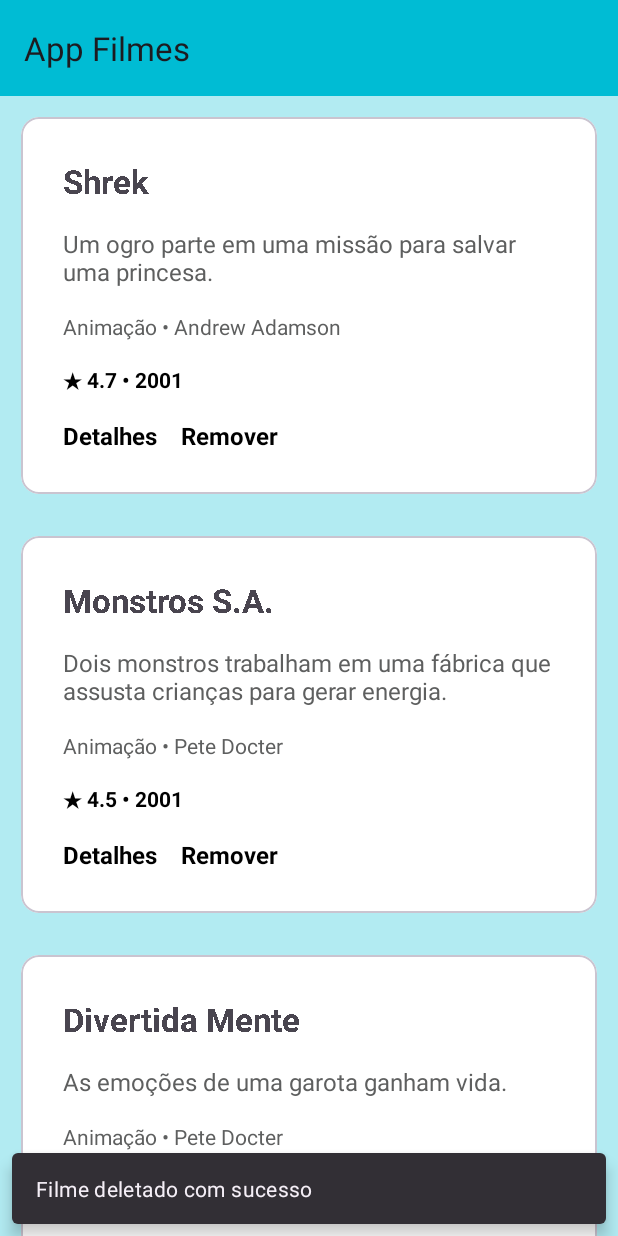
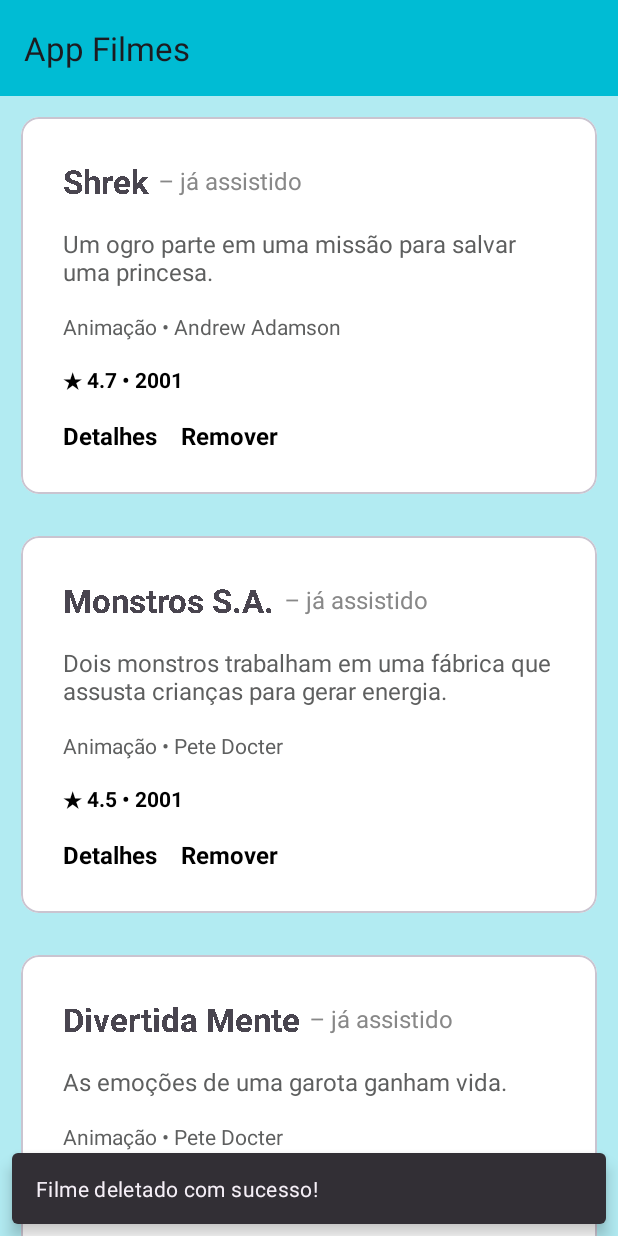
Before and after one commit to cleiton-bp/tecnologias-moveis-ap2, an Android app: the screen it shows after launch (MainActivity), after a tap on "Remover", on a phone screen of 412 x 824 dp. Run offline under Robolectric (Android 15) with nearby library versions, the phone set to English and light mode, and no system bars; our stand-ins replace data binding, navigation-ui; 3 statements that could not run were skipped.

Commit message:
not finished but I've made a lot of progress

```diff
--- a/app/build.gradle.kts
+++ b/app/build.gradle.kts
@@ -16,6 +16,10 @@ android {
         versionName = "1.0"
 
         testInstrumentationRunner = "androidx.test.runner.AndroidJUnitRunner"
+    }
+
+    buildFeatures {
+        dataBinding = true
     }
 
     buildTypes {
--- a/app/src/main/java/com/example/apdois/MainActivity.kt
+++ b/app/src/main/java/com/example/apdois/MainActivity.kt
@@ -4,21 +4,24 @@ import android.os.Bundle
 import androidx.activity.enableEdgeToEdge
 import androidx.appcompat.app.AppCompatActivity
 import androidx.appcompat.widget.Toolbar
+import androidx.databinding.DataBindingUtil
 import androidx.navigation.NavController
 import androidx.navigation.fragment.NavHostFragment
 import androidx.navigation.ui.AppBarConfiguration
 import androidx.navigation.ui.setupActionBarWithNavController
+import com.example.apdois.databinding.ActivityMainBinding
 
 class MainActivity : AppCompatActivity() {
+    private lateinit var binding: ActivityMainBinding
     private lateinit var navController: NavController
     private lateinit var navHost: NavHostFragment
 
     override fun onCreate(savedInstanceState: Bundle?) {
         super.onCreate(savedInstanceState)
         enableEdgeToEdge()
-        setContentView(R.layout.activity_main)
+        binding = DataBindingUtil.setContentView(this, R.layout.activity_main)
 
-        val toolbar = findViewById<Toolbar>(R.id.toolbar)
+        val toolbar = binding.toolbar
 
         setSupportActionBar(toolbar)
 
@@ -26,7 +29,7 @@ class MainActivity : AppCompatActivity() {
         navController = navHost.navController
         val appBarConfiguration = AppBarConfiguration(navController.graph)
 
-        setupActionBarWithNavController(navController)
+        setupActionBarWithNavController(navController, appBarConfiguration)
     }
 
     override fun onSupportNavigateUp(): Boolean {
--- a/app/src/main/java/com/example/apdois/data/MovieRepository.kt
+++ b/app/src/main/java/com/example/apdois/data/MovieRepository.kt
@@ -3,11 +3,11 @@ package com.example.apdois.data
 import com.example.apdois.data.model.Movie
 
 class MovieRepository {
-    val movieList = listOf(
+    val movieList = mutableListOf(
         Movie(
             1,
             "Toy Story",
-            "Brinquedos ganham vida quando ninguém está olhando.",
+            "Brinquedos ganham vida quando ninguém está olhando.Brinquedos ganham vida quando ninguém está olhando.Brinquedos ganham vida quando ninguém está olhando.Brinquedos ganham vida quando ninguém está olhando.Brinquedos ganham vida quando ninguém está olhando.Brinquedos ganham vida quando ninguém está olhando.Brinquedos ganham vida quando ninguém está olhando.Brinquedos ganham vida quando ninguém está olhando.",
             "Animação",
             "John Lasseter",
             1995,
--- a/app/src/main/java/com/example/apdois/data/model/Movie.kt
+++ b/app/src/main/java/com/example/apdois/data/model/Movie.kt
@@ -4,14 +4,14 @@ import java.io.Serializable
 
 data class Movie(
     val id: Int,
-    val title: String,
-    val description: String,
-    val genre: String,
-    val director: String,
-    val releaseYear: Int,
-    val rating: Double,
-    val watched: Boolean,
-    val createdAt: String,
-    val addedBy: String,
-    val imageUrl: String
+    val title: String,       //    "Toy Story",
+    val description: String, //    "Brinquedos ganham vida quando ninguém está olhando.",
+    val genre: String,       //    "Animação",
+    val director: String,    //    "John Lasseter",
+    val releaseYear: Int,    //    1995,
+    val rating: Double,      //    4.8,
+    val watched: Boolean,    //    true,
+    val createdAt: String,   //    "24/05/2025",
+    val addedBy: String,     //    "Cleiton",
+    val imageUrl: String     //    "https://ingresso-a.akamaihd.net/b2b/production/uploads/article/image/574/CURIOSIDADES-SOBRE-TOY-STORY-CAPA.jpg"
 ) : Serializable
--- a/app/src/main/java/com/example/apdois/ui/adapter/MovieAdapter.kt
+++ b/app/src/main/java/com/example/apdois/ui/adapter/MovieAdapter.kt
@@ -5,6 +5,7 @@ import android.view.ViewGroup
 import androidx.recyclerview.widget.ListAdapter
 import com.example.apdois.R
 import com.example.apdois.data.model.Movie
+import com.example.apdois.databinding.MovieItemListBinding
 
 class MovieAdapter(
     private val onDelete: (Movie) -> Unit,
@@ -12,8 +13,10 @@ class MovieAdapter(
 ) : ListAdapter<Movie, MovieViewHolder>(MovieDiffCallback()) {
 
     override fun onCreateViewHolder(parent: ViewGroup, viewType: Int): MovieViewHolder {
-        val itemView = LayoutInflater.from(parent.context).inflate(R.layout.movie_item_list, parent, false)
-        return MovieViewHolder(itemView = itemView, onDelete = onDelete, onDetails = onDetails)
+        val binding =
+            MovieItemListBinding.inflate(LayoutInflater.from(parent.context), parent, false)
+
+        return MovieViewHolder(binding = binding, onDelete = onDelete, onDetails = onDetails)
     }
 
     override fun onBindViewHolder(holder: MovieViewHolder, position: Int) {
--- a/app/src/main/java/com/example/apdois/ui/adapter/MovieViewHolder.kt
+++ b/app/src/main/java/com/example/apdois/ui/adapter/MovieViewHolder.kt
@@ -1,56 +1,26 @@
 package com.example.apdois.ui.adapter
 
-import android.graphics.Paint
-import android.view.View
-import android.widget.TextView
 import androidx.recyclerview.widget.RecyclerView
-import com.example.apdois.R
 import com.example.apdois.data.model.Movie
+import com.example.apdois.databinding.MovieItemListBinding
 
 class MovieViewHolder(
-    private val itemView: View,
+    private val binding: MovieItemListBinding,
     private val onDelete: (Movie) -> Unit,
     private val onDetails: (Movie) -> Unit
-) : RecyclerView.ViewHolder(itemView) {
-
-    private val title: TextView = itemView.findViewById(R.id.movieTitle)
-    private val description: TextView = itemView.findViewById(R.id.movieDescription)
-    private val info: TextView = itemView.findViewById(R.id.movieInfo)
-    private val ratingYear: TextView = itemView.findViewById(R.id.movieRatingYear)
-    private val actionDelete: TextView = itemView.findViewById(R.id.actionDeleteMovie)
-    private val actionDetails: TextView = itemView.findViewById(R.id.actionViewDetails)
+) : RecyclerView.ViewHolder(binding.root) {
 
     fun bind(movie: Movie) {
-        title.text = movie.title
-        description.text = movie.description
-        info.text = "${movie.genre} • ${movie.director}"
-        ratingYear.text = "★ ${movie.rating} • ${movie.releaseYear}"
+        binding.movie = movie
 
-        actionDelete.setOnClickListener {
+        // revisar
+        binding.actionDeleteMovie.setOnClickListener {
             onDelete(movie)
         }
 
-        actionDetails.setOnClickListener {
+        // revisar
+        binding.actionViewDetails.setOnClickListener {
             onDetails(movie)
-        }
-
-        // Visual feedback para "assistido"
-        styleWatched(movie.watched)
-    }
-
-    private fun styleWatched(watched: Boolean) {
-        if (watched) {
-            title.alpha = 0.8f
-            description.alpha = 0.8f
-            info.alpha = 0.8f
-            ratingYear.alpha = 0.8f
-            this.title.paintFlags = Paint.STRIKE_THRU_TEXT_FLAG
-        } else {
-            title.alpha = 1.0f
-            description.alpha = 1.0f
-            info.alpha = 1.0f
-            ratingYear.alpha = 1.0f
-            this.title.paintFlags = 0
         }
     }
 }
--- a/app/src/main/java/com/example/apdois/ui/fragments/ListMoviesFragment.kt
+++ b/app/src/main/java/com/example/apdois/ui/fragments/ListMoviesFragment.kt
@@ -1,28 +1,30 @@
 package com.example.apdois.ui.fragments
 
-import android.content.Intent
 import android.os.Bundle
 import androidx.fragment.app.Fragment
 import android.view.LayoutInflater
 import android.view.View
 import android.view.ViewGroup
-import androidx.core.os.bundleOf
+import androidx.fragment.app.viewModels
 import androidx.navigation.fragment.findNavController
 import androidx.recyclerview.widget.RecyclerView
 import com.example.apdois.R
-import com.example.apdois.data.MovieRepository
 import com.example.apdois.data.model.Movie
 import com.example.apdois.ui.adapter.MovieAdapter
+import com.example.apdois.ui.viewmodel.MovieViewModel
 import com.google.android.material.snackbar.Snackbar
 
 class ListMoviesFragment : Fragment() {
-    private val repository = MovieRepository()
     private lateinit var adapter: MovieAdapter
+    private val movieViewModel: MovieViewModel by viewModels()
 
     override fun onCreateView(
         inflater: LayoutInflater, container: ViewGroup?,
         savedInstanceState: Bundle?
     ): View? {
+        movieViewModel.movieList.observe(viewLifecycleOwner) { movie ->
+            adapter.submitList(movie.toMutableList())
+        }
         return inflater.inflate(R.layout.fragment_list_movies, container, false)
     }
 
@@ -32,23 +34,16 @@ class ListMoviesFragment : Fragment() {
         val recyclerView = view.findViewById<RecyclerView>(R.id.recyclerView)
         adapter = MovieAdapter(
             onDelete = { movie ->
-                deleteMovie(view = view, recyclerView = recyclerView, movie = movie)
+                movieViewModel.deleteMovie(movie)
+                Snackbar.make(view, "Filme deletado com sucesso!", Snackbar.LENGTH_SHORT).show()
             },
             onDetails = { movie ->
                 goToDetails(movie)
             }
         )
+        recyclerView.adapter = adapter
 
-        recyclerView.adapter = adapter
-        adapter.submitList(repository.movieList)
-    }
 
-    private fun deleteMovie(view: View,recyclerView: RecyclerView, movie: Movie) {
-        val newList = repository.movieList.toMutableList()
-        newList.remove(movie)
-        adapter.submitList(newList)
-
-        Snackbar.make(view.context, recyclerView, "Filme deletado com sucesso", Snackbar.LENGTH_LONG).show()
     }
 
     private fun goToDetails(movie: Movie) {
--- /dev/null
+++ b/app/src/main/java/com/example/apdois/ui/viewmodel/MovieViewModel.kt
@@ -0,0 +1,25 @@
+package com.example.apdois.ui.viewmodel
+
+import androidx.lifecycle.LiveData
+import androidx.lifecycle.MutableLiveData
+import androidx.lifecycle.ViewModel
+import com.example.apdois.data.MovieRepository
+import com.example.apdois.data.model.Movie
+
+class MovieViewModel : ViewModel() {
+    private val repository = MovieRepository()
+
+    private val _movieList = MutableLiveData<List<Movie>>()
+    val movieList: LiveData<List<Movie>> = _movieList
+
+    init {
+        _movieList.value = repository.getMovies()
+    }
+
+    fun deleteMovie(movie: Movie) {
+        val newList = repository.movieList.toMutableList()
+        newList.remove(movie)
+
+        _movieList.value = newList.toList()
+    }
+}
--- a/app/src/main/res/layout/activity_main.xml
+++ b/app/src/main/res/layout/activity_main.xml
@@ -1,4 +1,5 @@
 <?xml version="1.0" encoding="utf-8"?>
+<layout>
     <androidx.constraintlayout.widget.ConstraintLayout xmlns:android="http://schemas.android.com/apk/res/android"
         xmlns:app="http://schemas.android.com/apk/res-auto"
         xmlns:tools="http://schemas.android.com/tools"
@@ -23,10 +24,11 @@
             android:layout_width="0dp"
             android:layout_height="0dp"
             app:defaultNavHost="true"
-        app:navGraph="@navigation/nav_graph"
             app:layout_constraintBottom_toBottomOf="parent"
             app:layout_constraintEnd_toEndOf="parent"
             app:layout_constraintStart_toStartOf="parent"
-        app:layout_constraintTop_toBottomOf="@id/toolbar" />
+            app:layout_constraintTop_toBottomOf="@id/toolbar"
+            app:navGraph="@navigation/nav_graph" />
 
     </androidx.constraintlayout.widget.ConstraintLayout>
+</layout>
--- a/app/src/main/res/layout/movie_item_list.xml
+++ b/app/src/main/res/layout/movie_item_list.xml
@@ -1,4 +1,21 @@
 <?xml version="1.0" encoding="utf-8"?>
+<layout>
+
+    <data>
+
+        <variable
+            name="movie"
+            type="com.example.apdois.data.model.Movie" />
+
+        <variable
+            name="paint"
+            type="android.graphics.Paint" />
+
+        <variable
+            name="view"
+            type="android.view.View" />
+    </data>
+
     <androidx.constraintlayout.widget.ConstraintLayout xmlns:android="http://schemas.android.com/apk/res/android"
         xmlns:app="http://schemas.android.com/apk/res-auto"
         android:layout_width="match_parent"
@@ -22,33 +39,53 @@
                 android:layout_height="wrap_content"
                 android:padding="20dp">
 
-            <!-- Título do Filme -->
+                <!-- Título + Assistido -->
+                <LinearLayout
+                    android:id="@+id/titleWatchedContainer"
+                    android:layout_width="0dp"
+                    android:layout_height="wrap_content"
+                    android:orientation="horizontal"
+                    android:padding="8dp"
+                    android:gravity="center_vertical"
+                    app:layout_constraintStart_toStartOf="parent"
+                    app:layout_constraintEnd_toEndOf="parent"
+                    app:layout_constraintTop_toTopOf="parent">
+
                     <TextView
                         android:id="@+id/movieTitle"
-                android:layout_width="0dp"
+                        android:layout_width="wrap_content"
                         android:layout_height="wrap_content"
-                android:padding="8dp"
-                android:text="Título do Filme"
-                android:textAlignment="textStart"
+                        android:text="@{movie.title}"
                         android:textSize="22sp"
                         android:textStyle="bold"
-                app:layout_constraintEnd_toEndOf="parent"
-                app:layout_constraintStart_toStartOf="parent"
-                app:layout_constraintTop_toTopOf="parent" />
+                        app:paintFlags="@{movie.watched ? paint.STRIKE_THRU_TEXT_FLAG : 0}" />
+
+                    <TextView
+                        android:id="@+id/watchedIndicator"
+                        android:layout_width="wrap_content"
+                        android:layout_height="wrap_content"
+                        android:layout_marginStart="6dp"
+                        android:text="– já assistido"
+                        android:textSize="16sp"
+                        android:textColor="#888888"
+                        android:visibility="@{movie.watched ? view.VISIBLE : view.GONE}" />
+                </LinearLayout>
 
                 <!-- Descrição -->
                 <TextView
                     android:id="@+id/movieDescription"
                     android:layout_width="0dp"
                     android:layout_height="wrap_content"
+                    android:ellipsize="end"
+                    android:maxLines="2"
                     android:padding="8dp"
-                android:text="Descrição do filme."
+                    android:text="@{movie.description}"
                     android:textAlignment="textStart"
                     android:textColor="#5e5f5f"
                     android:textSize="16sp"
                     app:layout_constraintEnd_toEndOf="parent"
                     app:layout_constraintStart_toStartOf="parent"
-                app:layout_constraintTop_toBottomOf="@id/movieTitle" />
+                    app:layout_constraintTop_toBottomOf="@id/titleWatchedContainer" />
 
                 <!-- Gênero e Diretor -->
                 <TextView
@@ -56,7 +93,7 @@
                     android:layout_width="0dp"
                     android:layout_height="wrap_content"
                     android:padding="8dp"
-                android:text="Gênero • Diretor"
+                    android:text='@{movie.genre + " • " + movie.director}'
                     android:textColor="#5e5f5f"
                     android:textSize="14sp"
                     app:layout_constraintEnd_toEndOf="parent"
@@ -69,7 +106,7 @@
                     android:layout_width="0dp"
                     android:layout_height="wrap_content"
                     android:padding="8dp"
-                android:text="★ 4.5 • 2021"
+                    android:text='@{"★ " + String.valueOf(movie.rating) + " • " + movie.releaseYear}'
                     android:textColor="#000"
                     android:textSize="14sp"
                     android:textStyle="bold"
@@ -77,7 +114,6 @@
                     app:layout_constraintStart_toStartOf="parent"
                     app:layout_constraintTop_toBottomOf="@id/movieInfo" />
 
-            <!-- Botões de ação -->
                 <TextView
                     android:id="@+id/actionViewDetails"
                     android:layout_width="wrap_content"
@@ -100,6 +136,7 @@
                     android:textColor="@color/black"
                     android:textSize="16sp"
                     android:textStyle="bold"
+                    android:visibility="@{movie.watched ? view.GONE : view.VISIBLE}"
                     app:layout_constraintBottom_toBottomOf="parent"
                     app:layout_constraintStart_toEndOf="@id/actionViewDetails"
                     app:layout_constraintTop_toBottomOf="@id/movieRatingYear" />
@@ -107,3 +144,4 @@
             </androidx.constraintlayout.widget.ConstraintLayout>
         </com.google.android.material.card.MaterialCardView>
     </androidx.constraintlayout.widget.ConstraintLayout>
+</layout>
```
Lines whose indentation alone changed are shown as unchanged.
